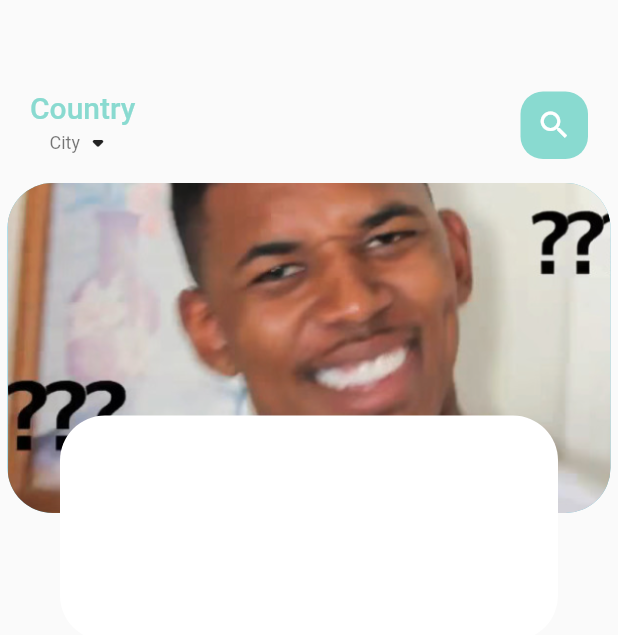
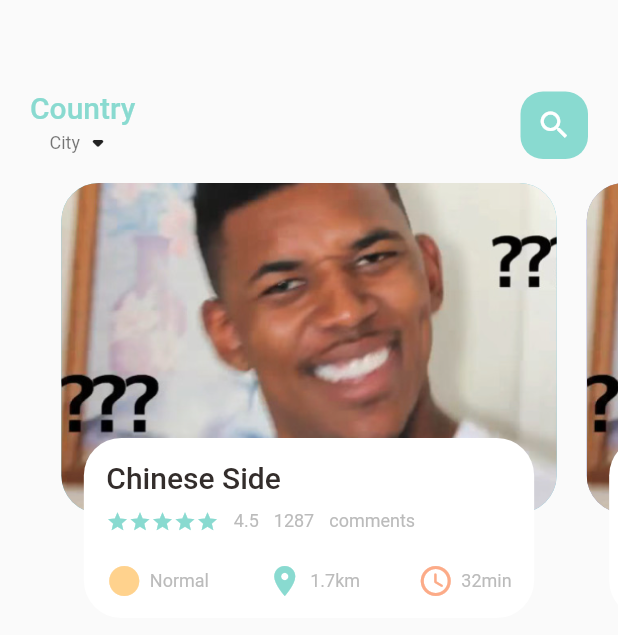
Before and after one commit to omitoful/food_delivery_demo, a Flutter app: the screen it shows after launch, on a phone screen of 412 x 824 dp. Shown: the top 635 px of the screen. Run offline on Flutter 3.47's test engine with Material 2 defaults, Android fonts, the phone set to English and light mode, and no system bars; our stand-ins replace get.

Commit message:
food page body cell ui

```diff
--- a/lib/home/food_page_body.dart
+++ b/lib/home/food_page_body.dart
@@ -1,6 +1,10 @@
-import 'package:flutter/cupertino.dart';
 import 'package:flutter/material.dart';
 import 'package:food_delivery/Utils/app_layout.dart';
+import 'package:food_delivery/Utils/colors.dart';
+import 'package:food_delivery/widgets/big_text.dart';
+import 'package:food_delivery/widgets/small_text.dart';
+
+import '../widgets/icon_and_text.dart';
 
 class FoodPageBody extends StatefulWidget {
   const FoodPageBody({Key? key}) : super(key: key);
@@ -10,11 +14,14 @@ class FoodPageBody extends StatefulWidget {
 }
 
 class _FoodPageBodyState extends State<FoodPageBody> {
+  PageController pageController = PageController(viewportFraction: 0.85);
+
   @override
   Widget build(BuildContext context) {
     return Container(
       height: AppLayout.getHeight(320),
       child: PageView.builder(
+        controller: pageController,
         itemCount: 5,
         itemBuilder: (context, position) {
           return _buildPageItem(position);
@@ -29,9 +36,9 @@ class _FoodPageBodyState extends State<FoodPageBody> {
       children: [
         Container(
           height: AppLayout.getHeight(220),
-          margin: EdgeInsets.symmetric(horizontal: AppLayout.getWidth(5)),
+          margin: EdgeInsets.symmetric(horizontal: AppLayout.getWidth(10)),
           decoration: BoxDecoration(
-              borderRadius: BorderRadius.circular(AppLayout.getHeight(30)),
+              borderRadius: BorderRadius.circular(AppLayout.getHeight(25)),
               color: index.isEven ? const Color(0xFF69c5df) : const Color(0xFF9294cc),
               image: const DecorationImage(
                   fit: BoxFit.cover,
@@ -42,11 +49,52 @@ class _FoodPageBodyState extends State<FoodPageBody> {
         Align(
           alignment: Alignment.bottomCenter,
           child: Container(
-            height: AppLayout.getHeight(150),
-            margin: EdgeInsets.only(left: AppLayout.getWidth(40), right: AppLayout.getWidth(40), bottom: AppLayout.getHeight(15)),
+            height: AppLayout.getHeight(120),
+            margin: EdgeInsets.only(left: AppLayout.getWidth(25), right: AppLayout.getWidth(25), bottom: AppLayout.getHeight(30)),
             decoration: BoxDecoration(
-                borderRadius: BorderRadius.circular(AppLayout.getHeight(30)),
+                borderRadius: BorderRadius.circular(AppLayout.getHeight(25)),
                 color: Colors.white,
+            ),
+            child: Container(
+              padding: EdgeInsets.only(top: AppLayout.getHeight(15), left: AppLayout.getWidth(15), right: AppLayout.getWidth(15)),
+              child: Column(
+                crossAxisAlignment: CrossAxisAlignment.start,
+                children: [
+                  BigText(text: "Chinese Side"),
+                  SizedBox(height: AppLayout.getHeight(10)),
+                  Row(
+                    children: [
+                      Wrap(
+                        children: List.generate(5, (index) => const Icon(Icons.star, color: AppColors.mainColor, size: 15)),
+                      ),
+                      SizedBox(width: AppLayout.getWidth(10)),
+                      SmallText(text: "4.5"),
+                      SizedBox(width: AppLayout.getWidth(10)),
+                      SmallText(text: "1287"),
+                      SizedBox(width: AppLayout.getWidth(10)),
+                      SmallText(text: "comments")
+                    ],
+                  ),
+                  SizedBox(height: AppLayout.getHeight(20)),
+                  Row(
+                    mainAxisAlignment: MainAxisAlignment.spaceBetween,
+                    children: const [
+                      IconAndTextWidget(
+                          icon: Icons.circle_sharp,
+                          text: "Normal",
+                          iconColor: AppColors.iconColor1),
+                      IconAndTextWidget(
+                          icon: Icons.location_on,
+                          text: "1.7km",
+                          iconColor: AppColors.mainColor),
+                      IconAndTextWidget(
+                          icon: Icons.access_time_rounded,
+                          text: "32min",
+                          iconColor: AppColors.iconColor2),
+                    ],
+                  )
+                ],
+              ),
             ),
           ),
         )
--- /dev/null
+++ b/lib/widgets/icon_and_text.dart
@@ -0,0 +1,26 @@
+import 'package:flutter/cupertino.dart';
+import 'package:food_delivery/Utils/app_layout.dart';
+import 'package:food_delivery/widgets/small_text.dart';
+
+class IconAndTextWidget extends StatelessWidget {
+  final IconData icon;
+  final String text;
+  final Color iconColor;
+  const IconAndTextWidget(
+      {Key? key,
+      required this.icon,
+      required this.text,
+      required this.iconColor})
+      : super(key: key);
+
+  @override
+  Widget build(BuildContext context) {
+    return Row(
+      children: [
+        Icon(icon, color: iconColor),
+        SizedBox(width: AppLayout.getWidth(5)),
+        SmallText(text: text),
+      ],
+    );
+  }
+}
--- a/lib/widgets/small_text.dart
+++ b/lib/widgets/small_text.dart
@@ -6,7 +6,7 @@ class SmallText extends StatelessWidget {
   double size;
   double height;
   SmallText({Key? key,
-        this.color = const Color(0xFF332d2b),
+        this.color = const Color(0xFFBBBBBB),
         required this.text,
         this.size = 12,
         this.height = 1.2}) : super(key: key);
```
